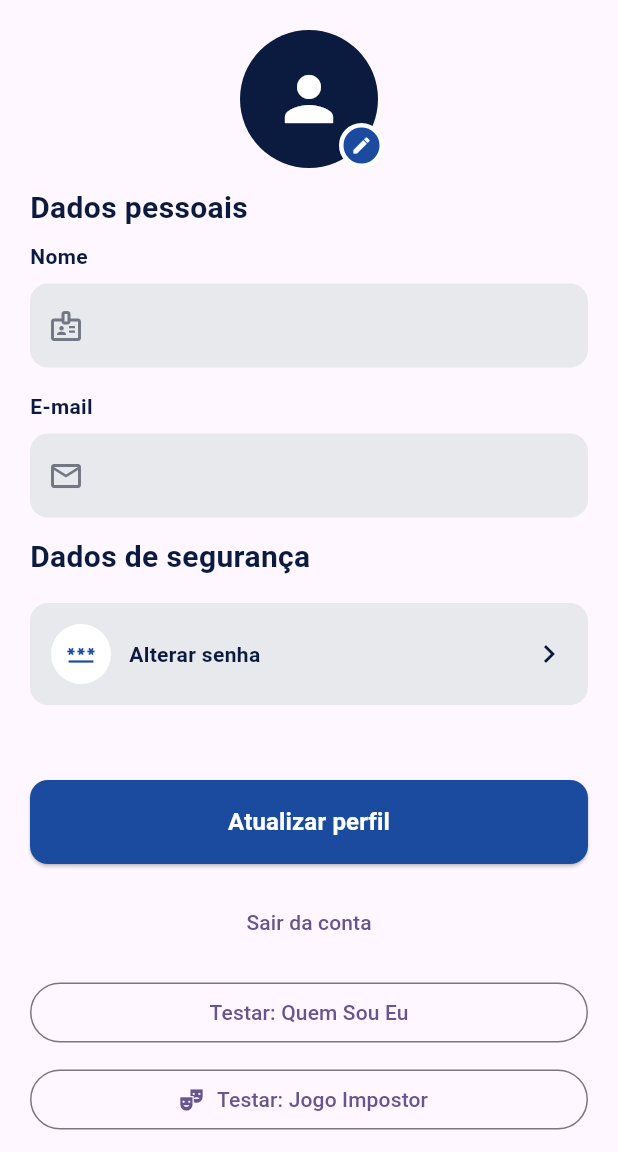
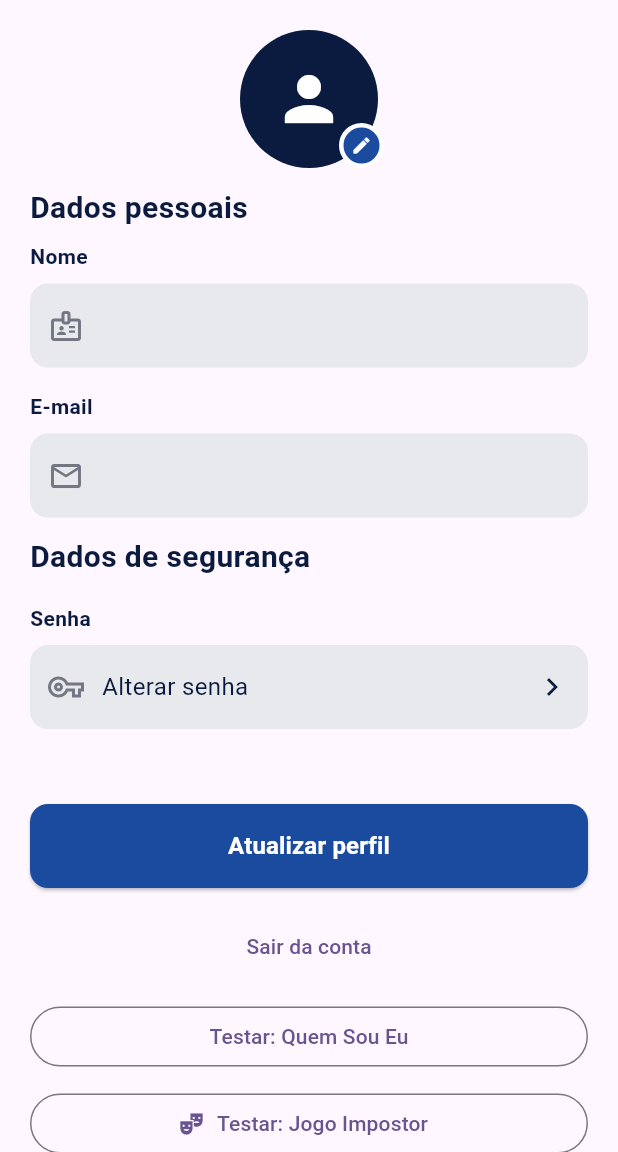
Before and after one commit to DavidCrr/Playzzo, a Flutter app: the TelaPerfil screen opened directly, on a phone screen of 412 x 824 dp, the part 84-1236 px from its top. Run offline on Flutter 3.47's test engine with Material 3 defaults, Android fonts, the phone set to English and light mode, and no system bars; our stand-ins replace flutter_svg, supabase_flutter; accounts and stored records are empty.

Commit message:
Ajustando campo de alterar senha no perfil

```diff
--- a/lib/views/tela_perfil.dart
+++ b/lib/views/tela_perfil.dart
@@ -196,40 +196,34 @@ class _TelaPerfilState extends State<TelaPerfil> {
                   ),
                 ),
                 const SizedBox(height: 16),
-                GestureDetector (
+                _rotulo('Senha'),
+                GestureDetector(
                   onTap: () {
                     Navigator.push(
                       context,
                       MaterialPageRoute(
-                      builder:(context) =>
+                        builder: (context) =>
                             const TelaAlterarSenha(esqueceuSenha: false),
                       ),
                     );
                   },
                   child: Container(
-                    padding: const EdgeInsets.all(14),
+                    padding: const EdgeInsets.symmetric(
+                        horizontal: 12, vertical: 16),
                     decoration: BoxDecoration(
                       color: _fundoCampo,
                       borderRadius: BorderRadius.circular(12),
                     ),
                     child: const Row(
                       children: [
-                        CircleAvatar(
-                          radius: 20,
-                          backgroundColor: Colors.white,
-                          child: Icon(Icons.password,
-                          color: _azulPrimario,
-                          size: 20,
-                            ),
-                          ),
+                        Icon(Icons.vpn_key_outlined, color: _cinzaIcone),
                         SizedBox(width: 12),
                         Expanded(
                           child: Text(
                             'Alterar senha',
                             style: TextStyle(
                               color: _azulEscuro,
-                                fontSize: 14,
-                                fontWeight: FontWeight.w600,
+                              fontSize: 16,
                             ),
                           ),
                         ),
```
Lines whose indentation alone changed are shown as unchanged.
